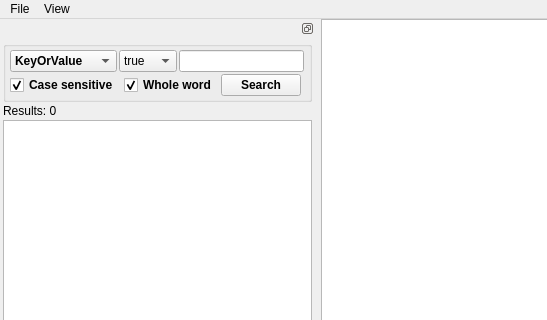
This is src/mainwindow.ui in otre99/QtJsonViewer as Qt 5 draws it before an edit; both pictures show x 0 to 547 and y 0 to 320 of the 1257 by 803 pixel window. The edited form follows.
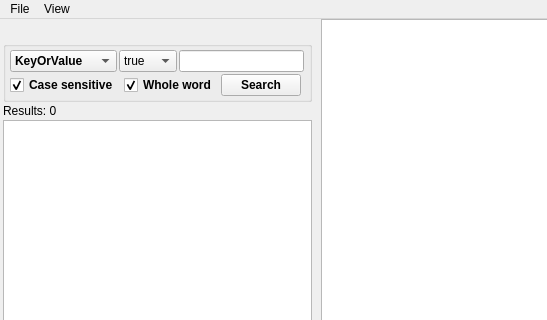
This is the edited form.

Commit message: better look in window

Patch:
```diff
--- a/src/mainwindow.ui
+++ b/src/mainwindow.ui
@@ -88,7 +88,7 @@
   </widget>
   <widget class="QDockWidget" name="dockWidgetInfo">
    <property name="features">
-    <set>QDockWidget::DockWidgetFeature::DockWidgetFloatable</set>
+    <set>QDockWidget::DockWidgetFeature::NoDockWidgetFeatures</set>
    </property>
    <attribute name="dockWidgetArea">
     <number>1</number>
```
Left out of the diff: 2 changed lines with no effect on the pictures. The commit also changes 7 other files.
